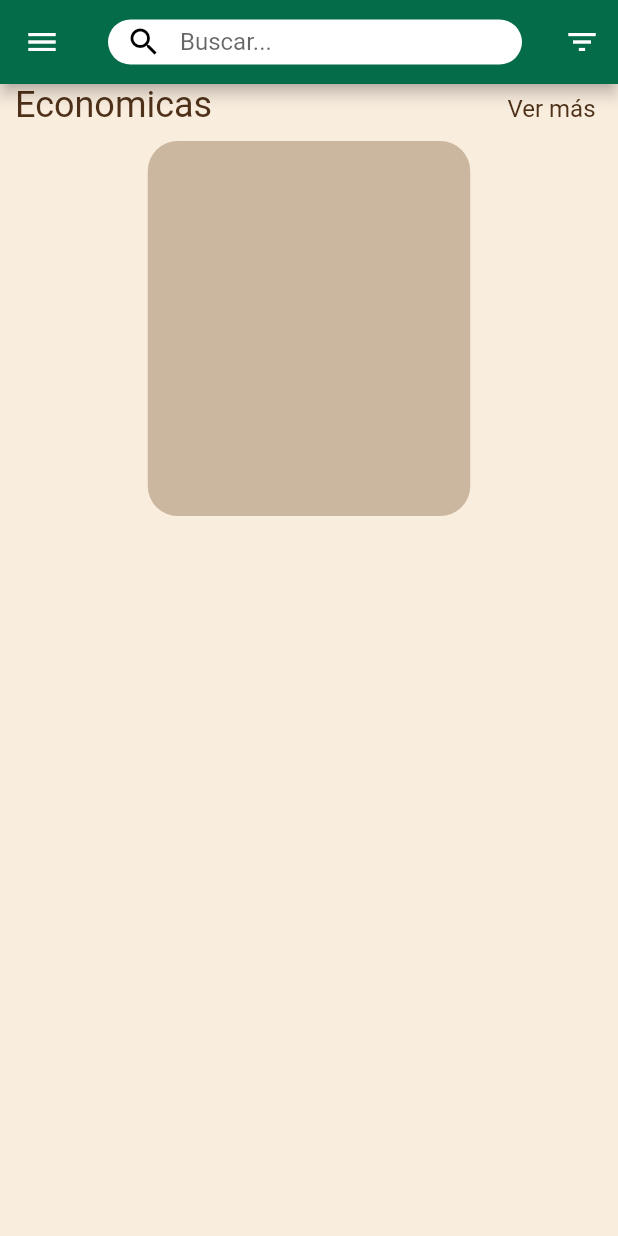
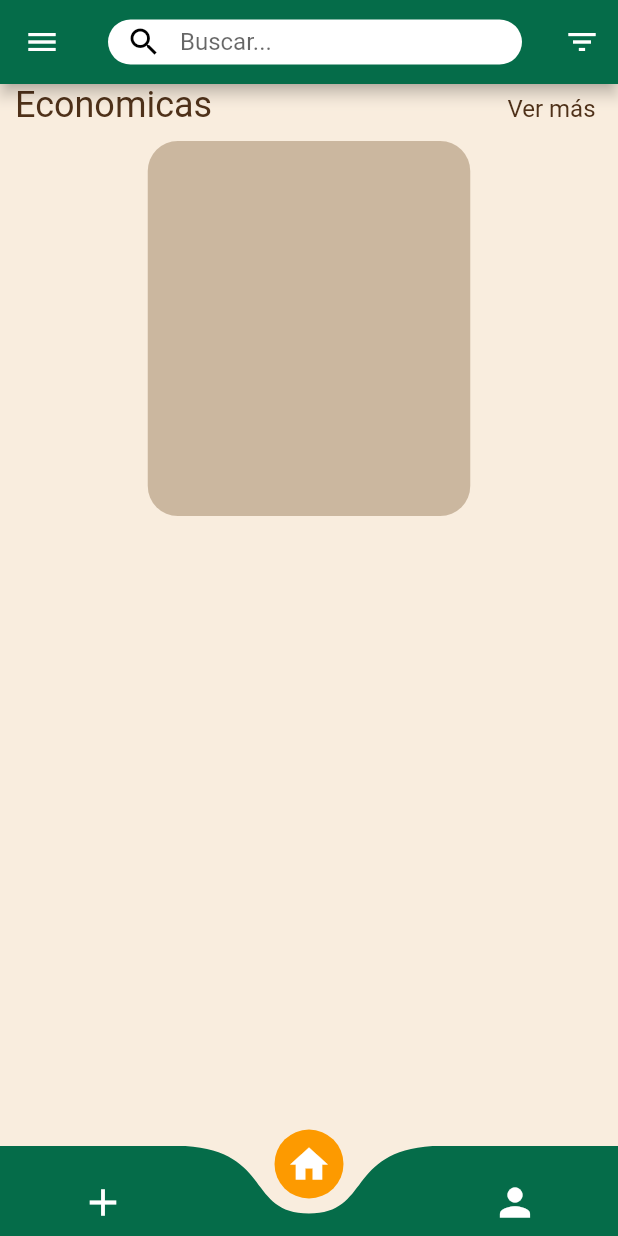
Before and after one commit to FrancoMancinelli/Plateshare, a Flutter app: the InicioScreen screen opened directly with empty values, on a phone screen of 412 x 824 dp. Run offline on Flutter 3.47's test engine with Material 2 defaults, Android fonts, the phone set to English and light mode, and no system bars; drawn by our look-alikes of curved_navigation_bar; our stand-ins replace cloud_firestore, firebase_core, firebase_storage, google_fonts; missing offline and left inert: bcrypt; accounts and stored records are empty; network calls fail; Roboto replaces fonts that are missing (Acme).

Commit message:
Añadida una navigation bar y refactorización de código

```diff
--- a/lib/screens/InicioScreen.dart
+++ b/lib/screens/InicioScreen.dart
@@ -1,8 +1,11 @@
+import 'package:curved_navigation_bar/curved_navigation_bar.dart';
 import 'package:flutter/material.dart';
 import 'package:google_fonts/google_fonts.dart';
 import 'package:plateshare/models/User.dart';
+import 'package:plateshare/widgets/MyAppBar.dart';
 import 'package:plateshare/widgets/MyDrawer.dart';
 
+import '../util/AppColors.dart';
 import 'LoginScreen.dart';
 
 class InicioScreen extends StatefulWidget {
@@ -23,51 +26,79 @@ class InicioScreen extends StatefulWidget {
   _InicioScreenState createState() => _InicioScreenState();
 }
 
+var screenSize;
 
 final TextEditingController _searchController = TextEditingController();
 String _searchErrorText = '';
 
 class _InicioScreenState extends State<InicioScreen> {
+  final items = <Widget>[
+    Icon(Icons.add, size: 30),
+    Icon(Icons.home, size: 30),
+    Icon(Icons.person, size: 30),
+  ];
+
+  int _selectedIndex = 1;
+
+  void _onItemTapped(int index) {
+    setState(() {
+      _selectedIndex = index;
+    });
+  }
 
   @override
   Widget build(BuildContext context) {
-    final screenSize = MediaQuery.of(context).size;
-    return Scaffold(
-      appBar: AppBar(
-        backgroundColor: const Color(0xFF056C49),
-        title: SizedBox(
-          height: 30, // ajusta la altura
-          child: TextField(
-            controller: _searchController,
-            decoration: InputDecoration(
-              border: OutlineInputBorder(
-                borderRadius: BorderRadius.circular(50.0),
-                borderSide: BorderSide.none, // borra el borde
-              ),
-              labelText: 'Buscar...',
-              errorText: _searchErrorText.isEmpty ? null : _searchErrorText,
-              filled: true,
-              fillColor: Colors.white,
-              contentPadding: const EdgeInsets.fromLTRB(20, 0, 0, 0),
-              prefixIcon:
-                  const Icon(Icons.search_outlined, color: Colors.black),
-            ),
+    screenSize = MediaQuery.of(context).size;
+    return SafeArea(
+      top: false,
+      child: Scaffold(
+        //extendBody: true,
+        backgroundColor: AppColors.accentColor,
+        //El AppBar y Drawer solo se muestran si la pagina es la de recetas
+        appBar: _selectedIndex == 1 ? MyAppBar() : null,
+        drawer: _selectedIndex == 1
+            ? MyDrawer(
+                nameData: widget.nameData,
+                usernameData: widget.usernameData,
+                profilePicData: widget.profilePicData,
+              )
+            : null,
+        body: SingleChildScrollView(
+          child: _getPage(_selectedIndex),
+        ),
+        //https://www.youtube.com/watch?v=TX2x41h47fE&t=7s&ab_channel=HeyFlutter%E2%80%A4com
+        bottomNavigationBar: Theme(
+          data: Theme.of(context)
+              .copyWith(iconTheme: IconThemeData(color: AppColors.whiteColor)),
+          child: CurvedNavigationBar(
+            color: AppColors.primaryColor,
+            backgroundColor: Colors.transparent,
+            buttonBackgroundColor: AppColors.orangeColor,
+            animationCurve: Curves.easeInOut,
+            animationDuration: Duration(milliseconds: 500),
+            items: items,
+            height: 60,
+            index: _selectedIndex,
+            onTap: (_selectedIndex) =>
+                setState(() => this._selectedIndex = _selectedIndex),
           ),
         ),
-        actions: [
-          IconButton(
-            onPressed: () {},
-            icon: const Icon(Icons.filter_list_outlined),
-          ),
-        ],
       ),
-      drawer: MyDrawer(nameData: widget.nameData, usernameData: widget.usernameData, profilePicData: widget.profilePicData,),
-      body: SingleChildScrollView(
-        child: Container(
+    );
+  }
+
+  Widget _getPage(int index) {
+    switch (index) {
+      case 0:
+        return const Center(
+          child: Text('Search'),
+        );
+      case 1:
+        return Container(
           width: screenSize.width,
           height: screenSize.height,
           decoration: const BoxDecoration(
-            color: Color(0xFFF9EDDE),
+            color: AppColors.accentColor,
           ),
           child: Column(
             mainAxisAlignment: MainAxisAlignment.start,
@@ -82,7 +113,7 @@ class _InicioScreenState extends State<InicioScreen> {
                       style: GoogleFonts.acme(
                         textStyle: const TextStyle(
                           fontSize: 24,
-                          color: Color(0xFF4F3119),
+                          color: AppColors.brownTextColor,
                           fontFamily: 'Acme',
                         ),
                       ),
@@ -95,7 +126,7 @@ class _InicioScreenState extends State<InicioScreen> {
                       style: GoogleFonts.acme(
                         textStyle: const TextStyle(
                           fontSize: 16,
-                          color: Color(0xFF4F3119),
+                          color: AppColors.brownTextColor,
                           fontFamily: 'Acme',
                         ),
                       ),
@@ -114,7 +145,7 @@ class _InicioScreenState extends State<InicioScreen> {
                         width: 215,
                         height: 250,
                         decoration: BoxDecoration(
-                          color: const Color(0xFFCBB79F),
+                          color: AppColors.brownRecepieColor,
                           borderRadius: BorderRadius.circular(20),
                         ),
                         child: Column(
@@ -128,8 +159,13 @@ class _InicioScreenState extends State<InicioScreen> {
               ),
             ],
           ),
-        ),
-      ),
-    );
+        );
+      case 2:
+        return const Center(
+          child: Text('Add'),
+        );
+      default:
+        return Container();
+    }
   }
 }
```
